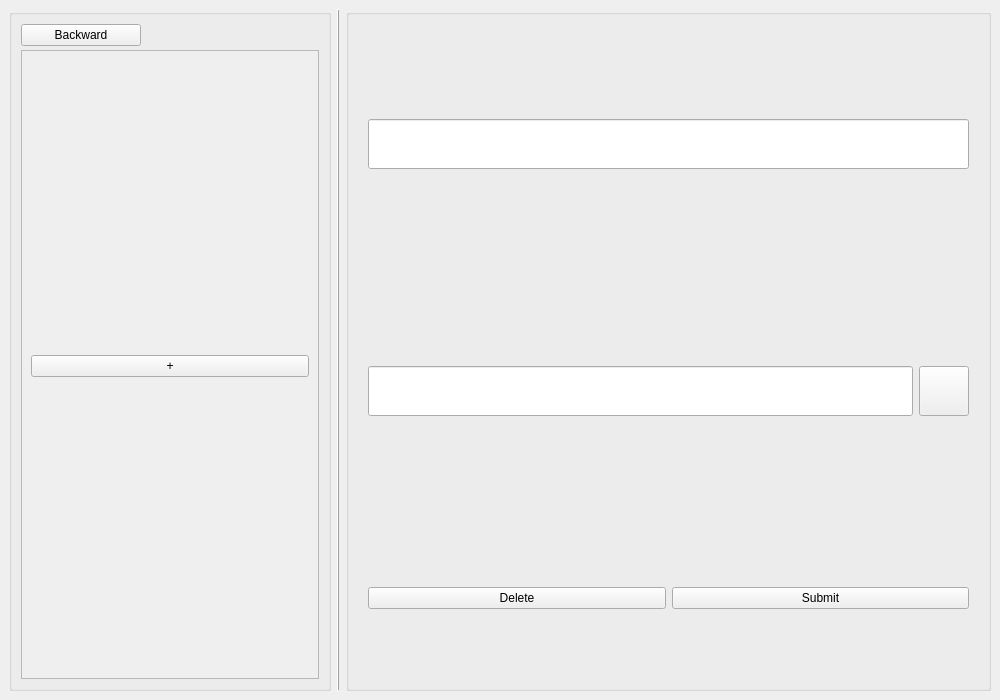
This is listset.ui in 454270186/XJCO2811_UserInterface as Qt 5 draws it before an edit. The edited form follows.
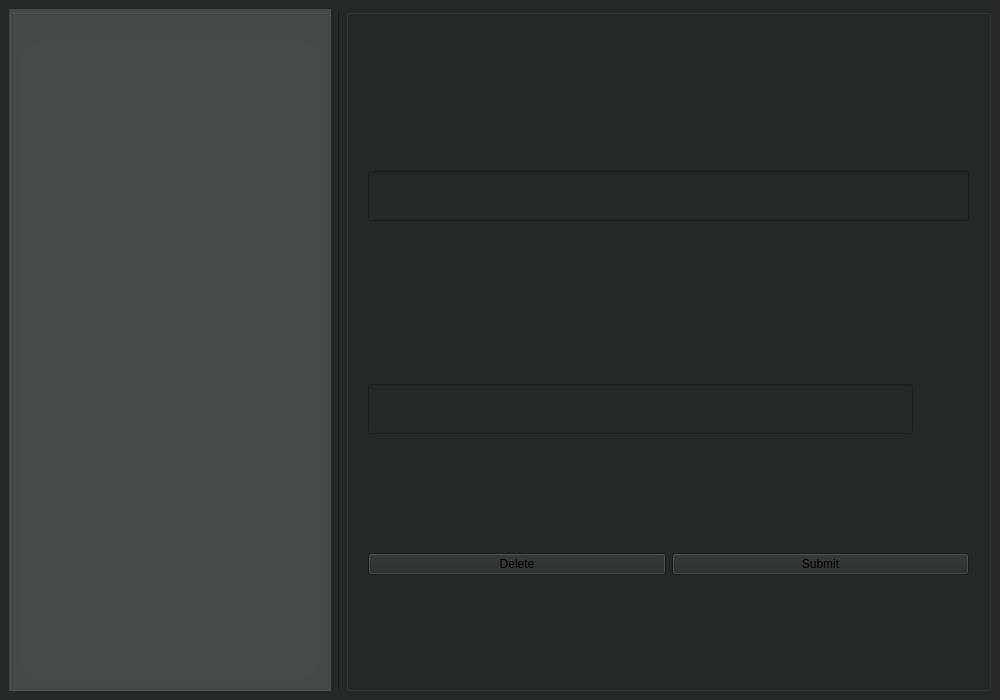
This is the edited form. Icons and pictures are not drawn.

Commit message: feat: qss icon and hover

Patch:
```diff
--- a/listset.ui
+++ b/listset.ui
@@ -28,6 +28,10 @@
   <property name="layoutDirection">
    <enum>Qt::LeftToRight</enum>
   </property>
+  <property name="styleSheet">
+   <string notr="true">font: 9pt &quot;Arial&quot;;
+background-color: rgb(39, 40, 40);</string>
+  </property>
   <widget class="QWidget" name="centralwidget">
    <property name="sizePolicy">
     <sizepolicy hsizetype="Preferred" vsizetype="Preferred">
@@ -68,6 +72,9 @@
         <height>16777215</height>
        </size>
       </property>
+      <property name="styleSheet">
+       <string notr="true">background-color: rgb(72, 73, 73);</string>
+      </property>
       <layout class="QVBoxLayout" name="verticalLayout_left">
        <property name="spacing">
         <number>4</number>
@@ -80,14 +87,27 @@
            <verstretch>0</verstretch>
           </sizepolicy>
          </property>
-         <property name="maximumSize">
-          <size>
-           <width>120</width>
-           <height>16777215</height>
-          </size>
+         <property name="cursor">
+          <cursorShape>PointingHandCursor</cursorShape>
+         </property>
+         <property name="styleSheet">
+          <string notr="true">border: none; /* 移除边框 */
+    background-color: transparent; /* 设置背景透明 */
+    icon-size: 64px 64px; /* 设置图标大小，根据需要进行调整 */
+    padding: 0px; /* 移除内边距 */</string>
          </property>
          <property name="text">
-          <string>Backward</string>
+          <string/>
+         </property>
+         <property name="icon">
+          <iconset>
+           <normaloff>icons/house-door.svg</normaloff>icons/house-door.svg</iconset>
+         </property>
+         <property name="iconSize">
+          <size>
+           <width>40</width>
+           <height>40</height>
+          </size>
          </property>
         </widget>
        </item>
@@ -99,6 +119,10 @@
            <height>16777215</height>
           </size>
          </property>
+         <property name="styleSheet">
+          <string notr="true">
+     border-radius: 20px;</string>
+         </property>
          <property name="widgetResizable">
           <bool>true</bool>
          </property>
@@ -107,8 +131,8 @@
            <rect>
             <x>0</x>
             <y>0</y>
-            <width>282</width>
-            <height>620</height>
+            <width>304</width>
+            <height>619</height>
            </rect>
           </property>
           <layout class="QVBoxLayout" name="verticalLayout_6">
@@ -123,8 +147,23 @@
                <height>16777215</height>
               </size>
              </property>
+             <property name="cursor">
+              <cursorShape>PointingHandCursor</cursorShape>
+             </property>
+             <property name="styleSheet">
+              <string notr="true">border: none; /* 移除边框 */
+    background-color: transparent; /* 设置背景透明 */
+    icon-size: 64px 64px; /* 设置图标大小，根据需要进行调整 */
+    padding: 0px; /* 移除内边距 */</string>
+             </property>
              <property name="text">
-              <string>+</string>
+              <string/>
+             </property>
+             <property name="iconSize">
+              <size>
+               <width>40</width>
+               <height>40</height>
+              </size>
              </property>
             </widget>
            </item>
@@ -165,10 +204,13 @@
         <height>16777215</height>
        </size>
       </property>
+      <property name="styleSheet">
+       <string notr="true"/>
+      </property>
       <property name="title">
        <string/>
       </property>
-      <layout class="QVBoxLayout" name="verticalLayout" stretch="3,3,2">
+      <layout class="QVBoxLayout" name="verticalLayout" stretch="3,0,2">
        <item>
         <widget class="QWidget" name="widget_name" native="true">
          <layout class="QHBoxLayout" name="horizontalLayout_3">
@@ -198,6 +240,9 @@
               <height>50</height>
              </size>
             </property>
+            <property name="styleSheet">
+             <string notr="true"/>
+            </property>
            </widget>
           </item>
          </layout>
@@ -217,6 +262,9 @@
            <height>16777215</height>
           </size>
          </property>
+         <property name="styleSheet">
+          <string notr="true"/>
+         </property>
          <layout class="QHBoxLayout" name="horizontalLayout">
           <property name="leftMargin">
            <number>10</number>
@@ -244,6 +292,9 @@
               <height>50</height>
              </size>
             </property>
+            <property name="styleSheet">
+             <string notr="true"/>
+            </property>
            </widget>
           </item>
           <item>
@@ -260,9 +311,32 @@
               <height>50</height>
              </size>
             </property>
+            <property name="cursor">
+             <cursorShape>PointingHandCursor</cursorShape>
+            </property>
+            <property name="styleSheet">
+             <string notr="true">QPushButton {
+    border: none;
+    padding: 0px;
+}
+</string>
+            </property>
             <property name="text">
              <string/>
             </property>
+            <property name="icon">
+             <iconset>
+              <normaloff>icons/folder-plus.svg</normaloff>icons/folder-plus.svg</iconset>
+            </property>
+            <property name="iconSize">
+             <size>
+              <width>40</width>
+              <height>40</height>
+             </size>
+            </property>
+            <property name="autoRepeatDelay">
+             <number>300</number>
+            </property>
            </widget>
           </item>
          </layout>
```
The commit also changes 13 other files.
